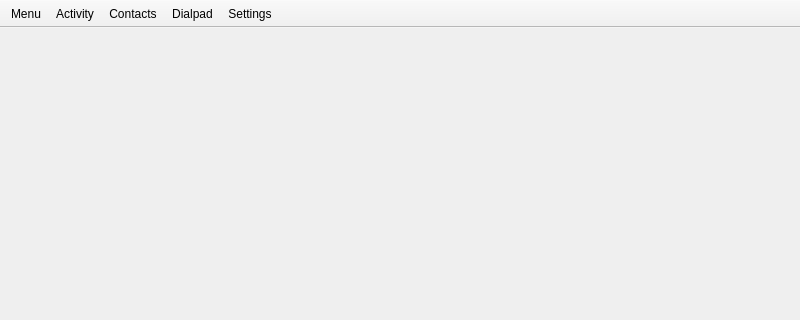
Old version of the form Desktop/desktop.ui in the repository dyfet/tycho_sipwitchqt; both pictures show x 0 to 800 and y 0 to 320 of the 800 by 600 pixel window.
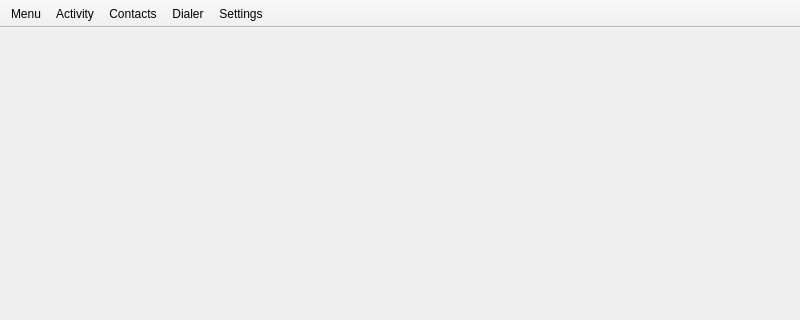
New version of the form. Icons and pictures are not drawn.

What changed in the file:
```diff
--- a/Desktop/desktop.ui
+++ b/Desktop/desktop.ui
@@ -97,7 +97,7 @@
    <addaction name="actionMenu"/>
    <addaction name="actionSessions"/>
    <addaction name="actionContacts"/>
-   <addaction name="actionDialpad"/>
+   <addaction name="actionDialer"/>
    <addaction name="actionSettings"/>
   </widget>
   <action name="actionSessions">
@@ -112,16 +112,16 @@
     <string>Call and message activity</string>
    </property>
   </action>
-  <action name="actionDialpad">
+  <action name="actionDialer">
    <property name="icon">
     <iconset resource="../Resources/desktop.qrc">
      <normaloff>:/icons/dialpad.png</normaloff>:/icons/dialpad.png</iconset>
    </property>
    <property name="text">
-    <string>Dialpad</string>
+    <string>Dialer</string>
    </property>
    <property name="toolTip">
-    <string>Enable dialpad mode</string>
+    <string>External contacts</string>
    </property>
   </action>
   <action name="actionSettings">
```
